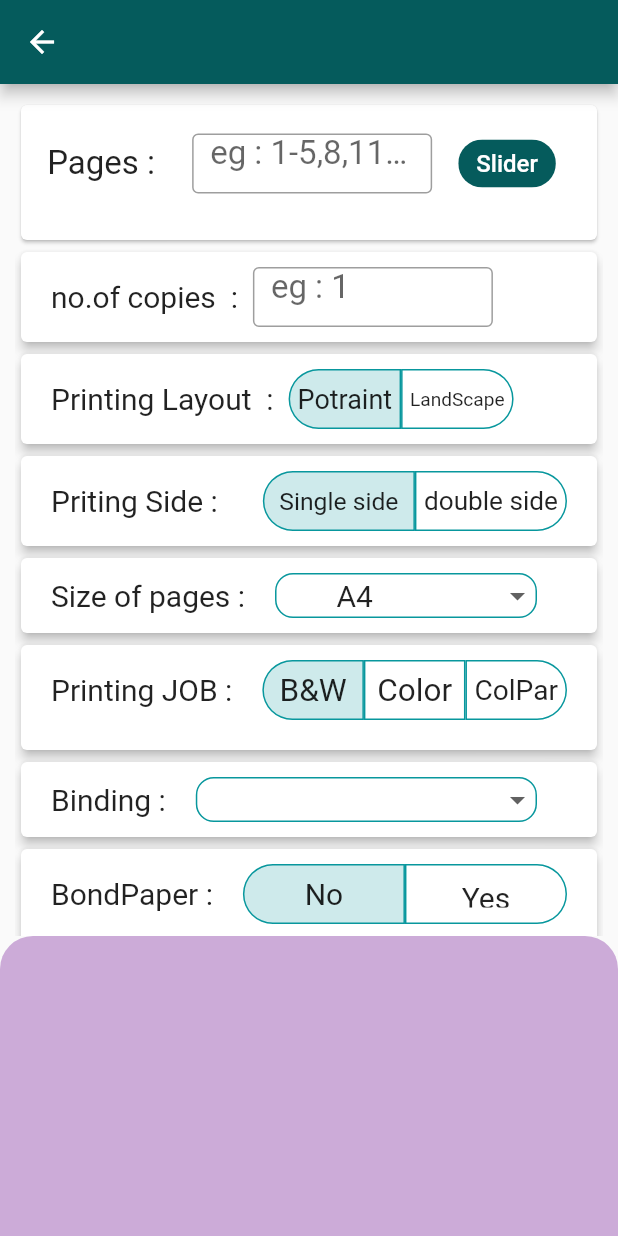
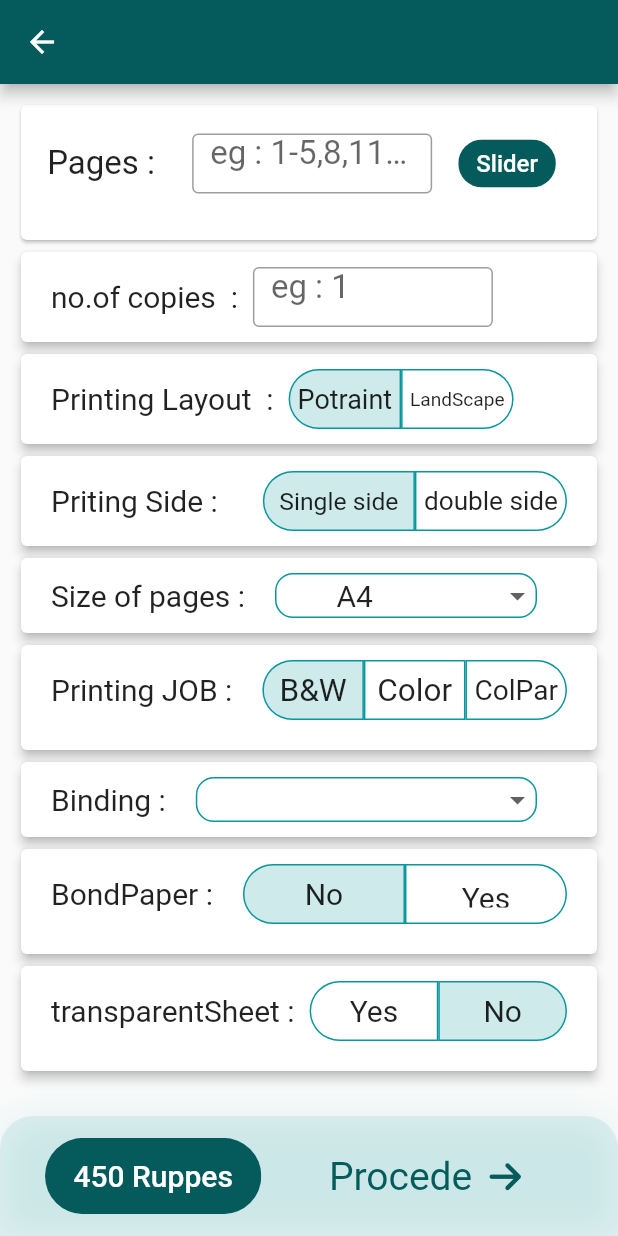
Before and after one commit to vaddiVaraPrasad/xerox, a Flutter app: the PdfFilters screen opened by its route, on a phone screen of 412 x 824 dp. Run offline on Flutter 3.47's test engine with Material 2 defaults, Android fonts, the phone set to English and light mode, and no system bars; our stand-ins replace cloud_firestore, file_picker, firebase_auth, firebase_core, firebase_storage, flutter_zoom_drawer and 9 more; missing offline and left inert: pdf_merger, syncfusion_flutter_core, syncfusion_flutter_pdfviewer; accounts and stored records are empty; Roboto replaces fonts that are missing (Ubuntu).

Commit message:
filters ui done need to add fucntinality

```diff
--- a/lib/screens/pdf/pdf_filters_Screen.dart
+++ b/lib/screens/pdf/pdf_filters_Screen.dart
@@ -1,4 +1,5 @@
 import "package:flutter/material.dart";
+import 'package:font_awesome_flutter/font_awesome_flutter.dart';
 import 'package:pdf/widgets.dart' as pdwd;
 import 'package:syncfusion_flutter_sliders/sliders.dart';
 import 'package:syncfusion_flutter_core/theme.dart';
@@ -33,6 +34,8 @@ class _PdfFiltersState extends State<PdfFilters> {
   final _noPagesController = TextEditingController();
   final _ColorPagesController = TextEditingController();
   final _bondPagesController = TextEditingController();
+
+  int totalPrice = 450;
 
   int? totalPages = 50;
 
@@ -198,16 +201,72 @@ class _PdfFiltersState extends State<PdfFilters> {
           transparentSheets(),
 
           const SizedBox(
-            height: 170,
+            height: 50,
           )
         ]),
       ),
       bottomSheet: Container(
-        height: 200,
-        decoration: const BoxDecoration(
-            color: ColorPallets.lightPurple,
-            borderRadius: BorderRadius.only(
-                topLeft: Radius.circular(22), topRight: Radius.circular(22))),
+        height: 80,
+        padding: const EdgeInsets.symmetric(horizontal: 10, vertical: 5),
+        decoration: BoxDecoration(
+            color: ColorPallets.lightBlue.withOpacity(.1),
+            borderRadius: const BorderRadius.only(
+              topLeft: Radius.circular(22),
+              topRight: Radius.circular(22),
+            ),
+            boxShadow: [
+              BoxShadow(
+                color: ColorPallets.lightBlue.withOpacity(.1),
+                blurRadius: 20,
+              )
+            ]),
+        child: Row(
+          children: [
+            const SizedBox(
+              width: 20,
+            ),
+            Chip(
+              backgroundColor: ColorPallets.deepBlue,
+              label: Padding(
+                  padding:
+                      const EdgeInsets.symmetric(horizontal: 7, vertical: 10),
+                  child: Text(
+                    "$totalPrice Ruppes",
+                    style: const TextStyle(
+                        fontSize: 20, color: ColorPallets.white),
+                  )),
+            ),
+            const SizedBox(
+              width: 30,
+            ),
+            InkWell(
+              onTap: () {},
+              child: Container(
+                  padding: EdgeInsets.symmetric(vertical: 10, horizontal: 15),
+                  decoration: BoxDecoration(
+                      // color: ColorPallets.deepBlue,
+                      borderRadius: BorderRadius.circular(18)),
+                  child: Row(
+                    children: const [
+                      Text(
+                        "Procede",
+                        style: TextStyle(
+                          fontSize: 26,
+                          color: ColorPallets.deepBlue,
+                        ),
+                      ),
+                      SizedBox(
+                        width: 10,
+                      ),
+                      Icon(
+                        FontAwesomeIcons.arrowRight,
+                        color: ColorPallets.deepBlue,
+                      ),
+                    ],
+                  )),
+            )
+          ],
+        ),
       ),
     );
   }
```
